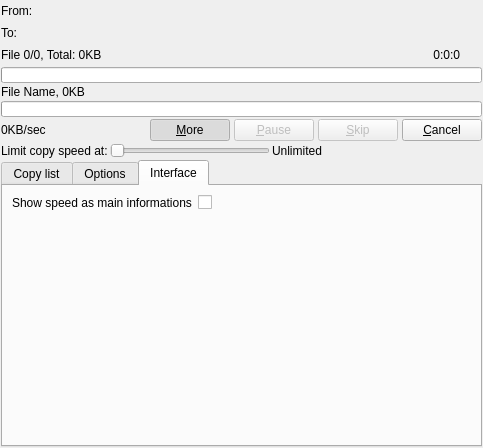
Old version of the form plugins/Themes/Oxygen/interface.ui in the repository alphaonex86/Ultracopier.
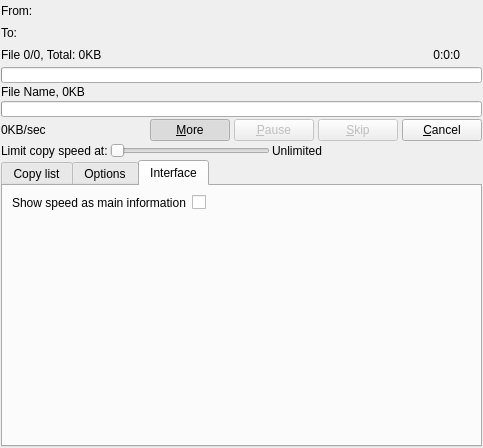
New version of the form. The open tabs and pages were chosen to show the change. Icons and pictures are not drawn.

```diff
--- a/plugins/Themes/Oxygen/interface.ui
+++ b/plugins/Themes/Oxygen/interface.ui
@@ -936,7 +936,7 @@
          <item row="0" column="0">
           <widget class="QLabel" name="label_8">
            <property name="text">
-            <string>Show speed as main informations</string>
+            <string>Show speed as main information</string>
            </property>
           </widget>
          </item>
```
